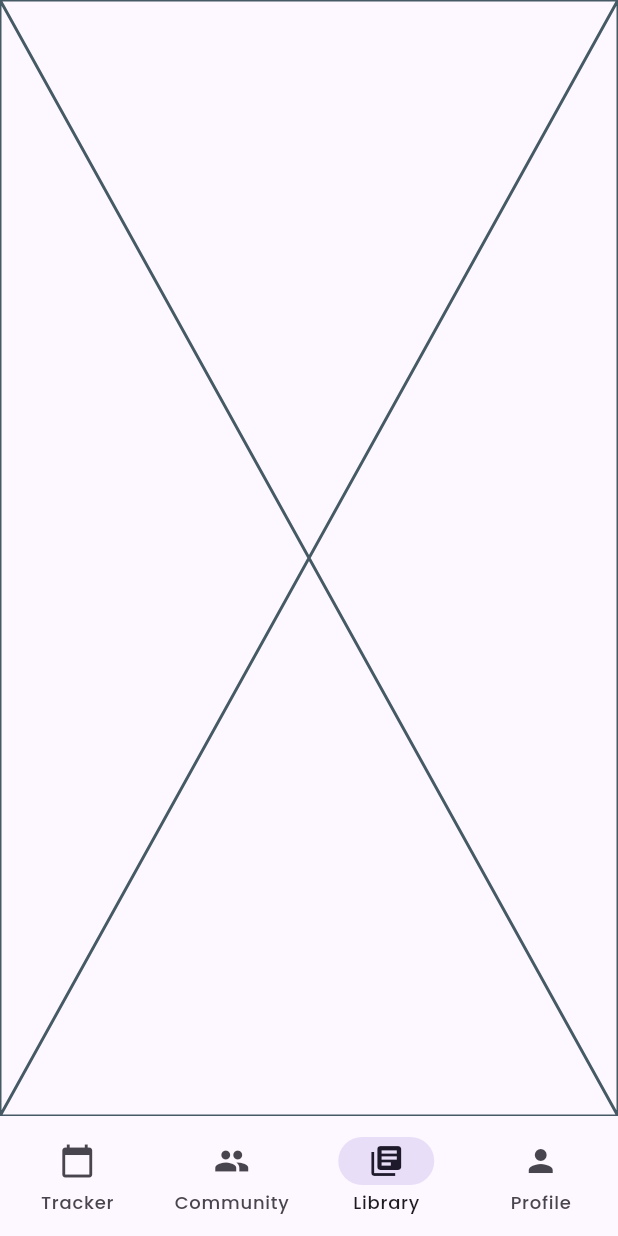
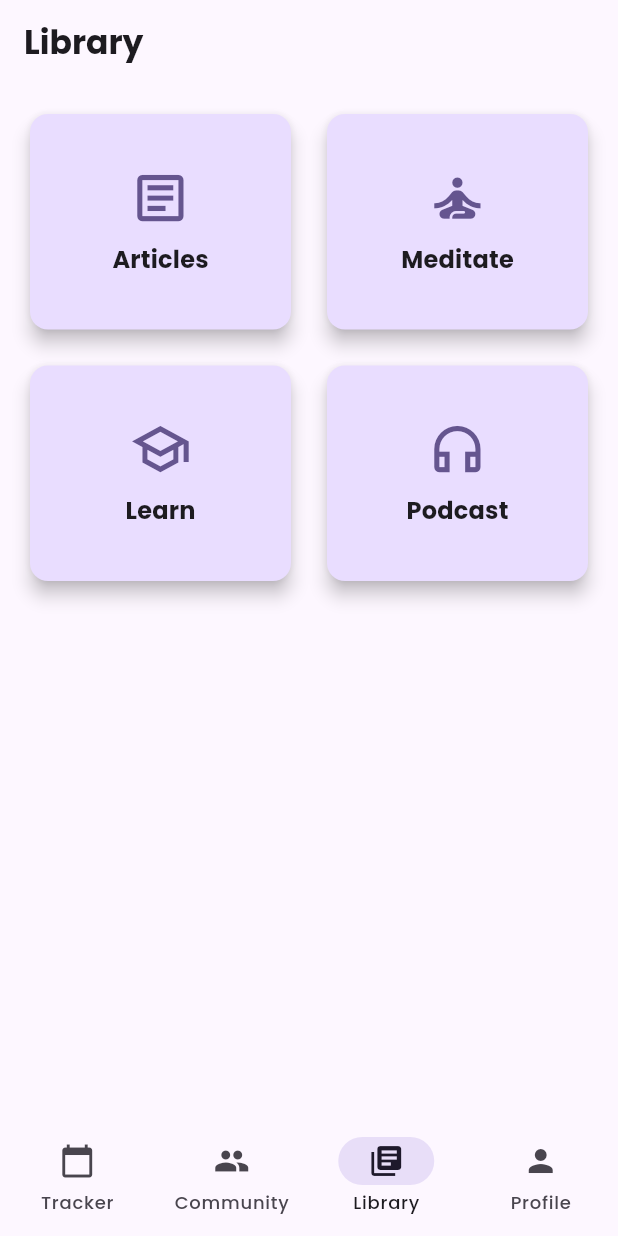
Before and after one commit to Sambhav0707/quittr, a Flutter app: the screen it shows once a user with an empty profile is signed in, item 3 of the bottom bar chosen, on a phone screen of 412 x 824 dp. Run offline on Flutter 3.47's test engine with Material 3 defaults, Android fonts, the light colour scheme and no system bars; our stand-ins replace cloud_firestore, dartz, equatable, firebase_auth, firebase_core, firebase_storage and 8 more; accounts and stored records are empty.

Commit message:
Added library screens

```diff
--- a/lib/core/presentation/theme/theme.dart
+++ b/lib/core/presentation/theme/theme.dart
@@ -367,7 +367,7 @@ class MaterialTheme {
           bodyColor: colorScheme.onSurface,
           displayColor: colorScheme.onSurface,
         ),
-        scaffoldBackgroundColor: colorScheme.background,
+        scaffoldBackgroundColor: colorScheme.surface,
         canvasColor: colorScheme.surface,
       );
 
@@ -500,11 +500,9 @@ extension MaterialSchemeUtils on MaterialScheme {
       onError: onError,
       errorContainer: errorContainer,
       onErrorContainer: onErrorContainer,
-      background: background,
-      onBackground: onBackground,
       surface: surface,
       onSurface: onSurface,
-      surfaceVariant: surfaceVariant,
+      surfaceContainerHighest: surfaceVariant,
       onSurfaceVariant: onSurfaceVariant,
       outline: outline,
       outlineVariant: outlineVariant,
--- a/lib/features/home/presentation/screens/home_screen.dart
+++ b/lib/features/home/presentation/screens/home_screen.dart
@@ -1,6 +1,7 @@
 import 'package:flutter/material.dart';
 import 'package:quittr/features/relapse_tracker/presentation/screens/relapse_tracker_screen.dart';
 import 'package:quittr/features/profile/presentation/screens/profile_screen.dart';
+import 'package:quittr/features/library/presentation/screens/library_screen.dart';
 
 class HomeScreen extends StatefulWidget {
   const HomeScreen({super.key});
@@ -15,7 +16,7 @@ class _HomeScreenState extends State<HomeScreen> {
   final List<Widget> _screens = [
     const RelapseTrackerScreen(),
     const Placeholder(), // Community tab
-    const Placeholder(), // Resources tab
+    const LibraryScreen(), // Library tab
     const ProfileScreen(), // Profile tab
   ];
 
--- /dev/null
+++ b/lib/features/library/presentation/screens/library_screen.dart
@@ -0,0 +1,122 @@
+import 'package:flutter/material.dart';
+import 'screens.dart';
+
+class LibraryScreen extends StatelessWidget {
+  const LibraryScreen({super.key});
+
+  @override
+  Widget build(BuildContext context) {
+    return Scaffold(
+      body: CustomScrollView(
+        slivers: [
+          SliverAppBar(
+            title: Text(
+              'Library',
+              style: Theme.of(context)
+                  .textTheme
+                  .titleLarge
+                  ?.copyWith(fontWeight: FontWeight.bold),
+            ),
+            centerTitle: false,
+            floating: true,
+          ),
+          SliverPadding(
+            padding: const EdgeInsets.all(16),
+            sliver: SliverGrid(
+              delegate: SliverChildListDelegate([
+                _LibraryCard(
+                  title: 'Articles',
+                  icon: Icons.article_outlined,
+                  onTap: () => Navigator.push(
+                    context,
+                    MaterialPageRoute(
+                      builder: (_) => const ArticlesScreen(),
+                    ),
+                  ),
+                ),
+                _LibraryCard(
+                  title: 'Meditate',
+                  icon: Icons.self_improvement_outlined,
+                  onTap: () => Navigator.push(
+                    context,
+                    MaterialPageRoute(
+                      builder: (_) => const MeditateScreen(),
+                    ),
+                  ),
+                ),
+                _LibraryCard(
+                  title: 'Learn',
+                  icon: Icons.school_outlined,
+                  onTap: () => Navigator.push(
+                    context,
+                    MaterialPageRoute(
+                      builder: (_) => const LearnScreen(),
+                    ),
+                  ),
+                ),
+                _LibraryCard(
+                  title: 'Podcast',
+                  icon: Icons.headphones_outlined,
+                  onTap: () => Navigator.push(
+                    context,
+                    MaterialPageRoute(
+                      builder: (_) => const PodcastScreen(),
+                    ),
+                  ),
+                ),
+              ]),
+              gridDelegate: const SliverGridDelegateWithFixedCrossAxisCount(
+                crossAxisCount: 2,
+                mainAxisSpacing: 16,
+                crossAxisSpacing: 16,
+                childAspectRatio: 1.2,
+              ),
+            ),
+          ),
+        ],
+      ),
+    );
+  }
+}
+
+class _LibraryCard extends StatelessWidget {
+  final String title;
+  final IconData icon;
+  final VoidCallback onTap;
+
+  const _LibraryCard({
+    required this.title,
+    required this.icon,
+    required this.onTap,
+  });
+
+  @override
+  Widget build(BuildContext context) {
+    return Card(
+      elevation: 5,
+      color: Theme.of(context).colorScheme.primaryContainer,
+      clipBehavior: Clip.antiAlias,
+      child: InkWell(
+        onTap: onTap,
+        child: Column(
+          mainAxisAlignment: MainAxisAlignment.center,
+          children: [
+            Icon(
+              icon,
+              size: MediaQuery.of(context).size.width * 0.1,
+              color: Theme.of(context).colorScheme.primary,
+            ),
+            const SizedBox(height: 8),
+            Text(
+              title,
+              style: Theme.of(context)
+                  .textTheme
+                  .titleMedium
+                  ?.copyWith(fontWeight: FontWeight.bold),
+            ),
+          ],
+        ),
+      ),
+    );
+  }
+}
--- /dev/null
+++ b/lib/features/library/presentation/screens/screens.dart
@@ -0,0 +1,5 @@
+export 'articles_screen.dart';
+export 'meditate_screen.dart';
+export 'learn_screen.dart';
+export 'podcast_screen.dart';
+export 'library_screen.dart';
```
Also changed, not shown: lib/features/library/presentation/screens/articles_screen.dart (added, +28 -0 lines), lib/features/library/presentation/screens/learn_screen.dart (added, +29 -0 lines), lib/features/library/presentation/screens/meditate_screen.dart (added, +39 -0 lines), lib/features/library/presentation/screens/podcast_screen.dart (added, +29 -0 lines).
